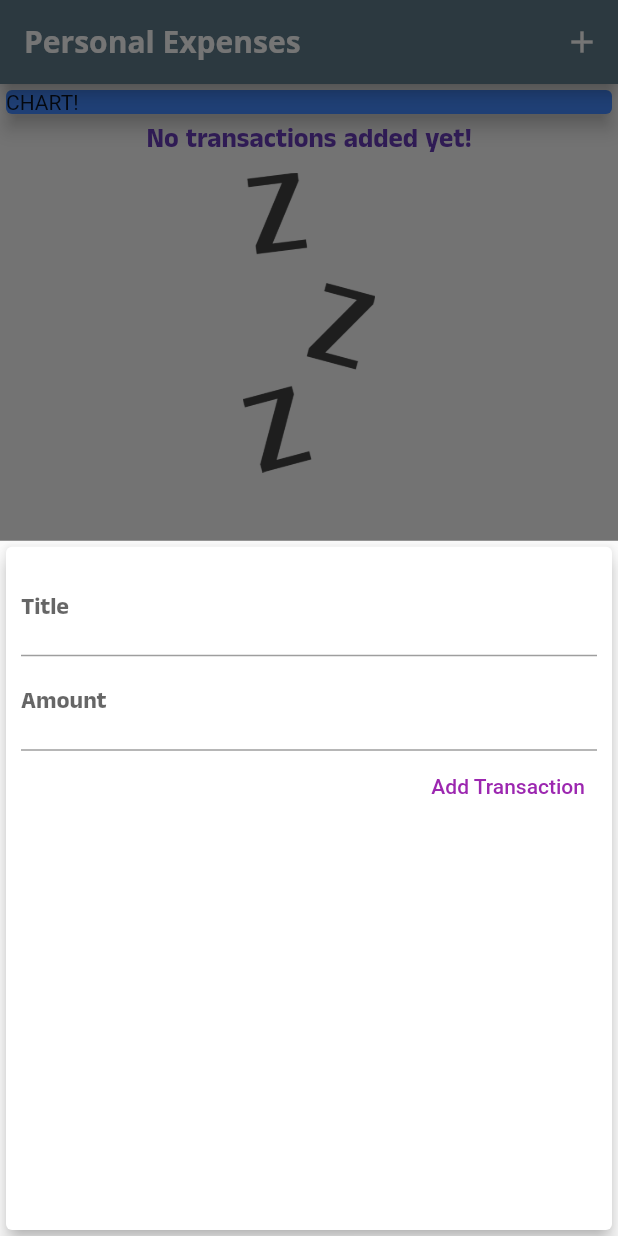
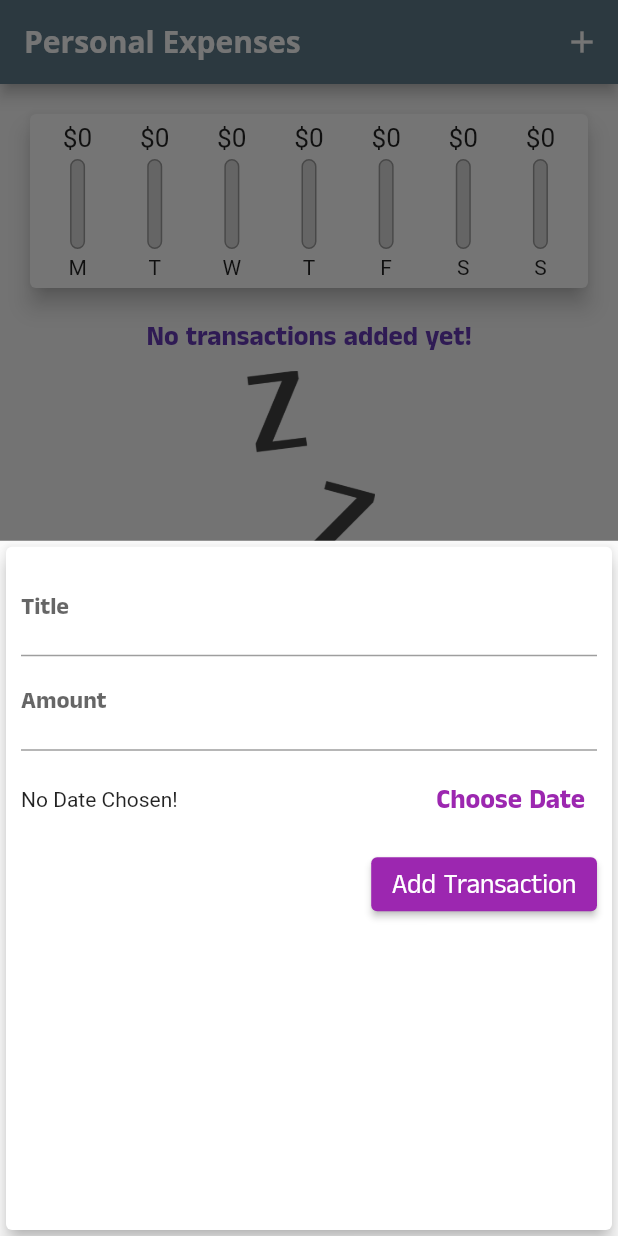
Before and after one commit to juanpradon/expense_planner, a Flutter app: the screen it shows after launch, after a tap on the "add" icon, on a phone screen of 412 x 824 dp. Run offline on Flutter 3.47's test engine with Material 2 defaults, Android fonts, the phone set to English and light mode, and no system bars; Roboto replaces fonts that are missing (Open Sans).

Commit message:
nuevis cambios

```diff
--- a/lib/main.dart
+++ b/lib/main.dart
@@ -1,9 +1,9 @@
-import 'package:flutter/cupertino.dart';
 import 'package:flutter/material.dart';
+
 import './widgets/transaction_list.dart';
-//import './widgets/user_transaction.dart';
 import './widgets/new_transaction.dart';
 import './models/transaction.dart';
+import './widgets/chart.dart';
 
 void main() => runApp(MyApp());
 
@@ -17,8 +17,24 @@ class MyApp extends StatelessWidget {
         // accentColor: Colors.amber,
         colorScheme: ColorScheme.fromSwatch(primarySwatch: Colors.blueGrey)
             .copyWith(secondary: Colors.amber),
+        errorColor: Colors.red,
         fontFamily: 'Quicksand',
         textTheme: ThemeData.light().textTheme.copyWith(
+              labelSmall: TextStyle(
+                color: Colors.white,
+                fontFamily: 'AnekTamil',
+                fontSize: 14,
+              ),
+              labelMedium: TextStyle(
+                color: Colors.white,
+                fontFamily: 'AnekTamil',
+                fontSize: 16,
+              ),
+              labelLarge: TextStyle(
+                color: Colors.white,
+                fontFamily: 'AnekTamil',
+                fontSize: 18,
+              ),
               titleSmall: TextStyle(
                 fontFamily: 'AnekTamil',
                 fontSize: 14,
@@ -73,7 +89,7 @@ class MyHomePage extends StatefulWidget {
 }
 
 class _MyHomePageState extends State<MyHomePage> {
-  final List<Transaction> _userTransaction = [
+  final List<Transaction> _userTransactions = [
     // Transaction(
     //   id: 't1',
     //   title: 'New Shoes',
@@ -88,17 +104,31 @@ class _MyHomePageState extends State<MyHomePage> {
     // ),
   ];
 
-  void _addNewTransaction(String txTitle, double txAmount) {
+  void _addNewTransaction(
+    String txTitle,
+    double txAmount,
+    DateTime chosenDate,
+  ) {
     final nexTx = Transaction(
       title: txTitle,
       amount: txAmount,
-      date: DateTime.now(),
+      date: chosenDate,
       id: DateTime.now().toString(),
     );
 
     setState(() {
-      _userTransaction.add(nexTx);
+      _userTransactions.add(nexTx);
     });
+  }
+
+  List<Transaction> get _recentTransactions {
+    return _userTransactions.where((tx) {
+      return tx.date.isAfter(
+        DateTime.now().subtract(
+          Duration(days: 7),
+        ),
+      );
+    }).toList();
   }
 
   //late String titleInput;
@@ -114,6 +144,12 @@ class _MyHomePageState extends State<MyHomePage> {
         );
       },
     );
+  }
+
+  void _deleteTransaction(String id) {
+    setState(() {
+      _userTransactions.removeWhere((tx) => tx.id == id);
+    });
   }
 
   @override
@@ -136,17 +172,12 @@ class _MyHomePageState extends State<MyHomePage> {
           //mainAxisAlignment: MainAxisAlignment.center,
           crossAxisAlignment: CrossAxisAlignment.stretch,
           children: <Widget>[
-            Container(
-              //alignment: Alignment.center,
-              width: double.infinity,
-              child: Card(
-                color: Colors.blueAccent,
-                child: Text('CHART!'),
-                elevation: 5,
-              ),
-            ),
+            Chart(_recentTransactions),
             //UserTransaction(),
-            TransactionList(transactions: _userTransaction)
+            TransactionList(
+              transactions: _userTransactions,
+              deleteTx: _deleteTransaction,
+            )
           ],
         ),
       ),
--- a/lib/widgets/chart.dart
+++ b/lib/widgets/chart.dart
@@ -1,11 +1,75 @@
 import 'package:flutter/material.dart';
+import 'package:intl/intl.dart';
+
+import '../models/transaction.dart';
+import '../widgets/chart_bar.dart';
 
 class Chart extends StatelessWidget {
+  final List<Transaction> resentTransaction;
+
+  Chart(this.resentTransaction);
+
+  List<Map<String, Object>> get groupedTransactionValues {
+    return List.generate(7, (index) {
+      final weekDay = DateTime.now().subtract(Duration(days: index));
+
+      double totalSum = 0.0;
+
+      /* for (var i = 0; i < resentTransaction.length; i++) {
+        if (resentTransaction[i].date.day == weekDay.day &&
+            resentTransaction[i].date.month == weekDay.month &&
+            resentTransaction[i].date.year == weekDay.year) {
+          totalSum += resentTransaction[i].amount;
+        }
+      }*/
+
+      for (var rTransac in resentTransaction) {
+        if (rTransac.date.day == weekDay.day &&
+            rTransac.date.month == weekDay.month &&
+            rTransac.date.year == weekDay.year) {
+          totalSum += rTransac.amount;
+        }
+      }
+
+      print(DateFormat.E().format(weekDay));
+      print(totalSum);
+      return {
+        'day': DateFormat.E().format(weekDay).substring(0, 1),
+        'amount': totalSum,
+      };
+    }).reversed.toList();
+  }
+
+  double get totalSpeending {
+    return groupedTransactionValues.fold(0.0, (sum, item) {
+      return sum + (item['amount'] as double);
+    });
+  }
+
   @override
   Widget build(BuildContext context) {
+    print(groupedTransactionValues);
     return Card(
       elevation: 6,
       margin: EdgeInsets.all(20),
+      child: Padding(
+        padding: EdgeInsets.all(6),
+        child: Row(
+          mainAxisAlignment: MainAxisAlignment.spaceAround,
+          children: groupedTransactionValues.map((data) {
+            return Flexible(
+              fit: FlexFit.tight,
+              child: ChartBar(
+                data['day'] as String,
+                (data['amount'] as double),
+                totalSpeending == 0.0
+                    ? 0.0
+                    : (data['amount'] as double) / totalSpeending,
+              ),
+            );
+          }).toList(),
+        ),
+      ),
     );
   }
 }
--- /dev/null
+++ b/lib/widgets/chart_bar.dart
@@ -0,0 +1,50 @@
+import 'package:flutter/material.dart';
+
+class ChartBar extends StatelessWidget {
+  final String label;
+  final double speedingAmount;
+  final double speedingPctOfTotal;
+
+  ChartBar(this.label, this.speedingAmount, this.speedingPctOfTotal);
+
+  @override
+  Widget build(BuildContext context) {
+    return Column(
+      children: [
+        Container(
+          height: 20,
+          child: FittedBox(
+            child: Text('\$${speedingAmount.toStringAsFixed(0)}'),
+          ),
+        ),
+        SizedBox(height: 4),
+        Container(
+          height: 60,
+          width: 10,
+          child: Stack(
+            children: [
+              Container(
+                decoration: BoxDecoration(
+                  border: Border.all(color: Colors.grey, width: 1.0),
+                  color: Color.fromRGBO(220, 220, 220, 1),
+                  borderRadius: BorderRadius.circular(10),
+                ),
+              ),
+              FractionallySizedBox(
+                heightFactor: speedingPctOfTotal,
+                child: Container(
+                  decoration: BoxDecoration(
+                    color: Theme.of(context).primaryColor,
+                    borderRadius: BorderRadius.circular(10),
+                  ),
+                ),
+              ),
+            ],
+          ),
+        ),
+        SizedBox(height: 4),
+        Text(label),
+      ],
+    );
+  }
+}
--- a/lib/widgets/new_transaction.dart
+++ b/lib/widgets/new_transaction.dart
@@ -1,4 +1,5 @@
 import 'package:flutter/material.dart';
+import 'package:intl/intl.dart';
 
 class NewTransaction extends StatefulWidget {
   final Function addTx;
@@ -10,23 +11,43 @@ class NewTransaction extends StatefulWidget {
 }
 
 class _NewTransactionState extends State<NewTransaction> {
-  final titleController = TextEditingController();
+  final _titleController = TextEditingController();
+  final _amountController = TextEditingController();
+  DateTime? _selectedDate;
 
-  final amountController = TextEditingController();
+  void _submitData() {
+    if (_amountController.text.isEmpty) {
+      return;
+    }
+    final enteredTitle = _titleController.text;
+    final enteredAmount = double.parse(_amountController.text);
 
-  void submitData() {
-    final enteredTitle = titleController.text;
-    final enteredAmount = double.parse(amountController.text);
-
-    if (enteredTitle.isEmpty || enteredAmount <= 0) {
+    if (enteredTitle.isEmpty || enteredAmount <= 0 || _selectedDate == null) {
       return;
     }
     widget.addTx(
       enteredTitle,
       enteredAmount,
+      _selectedDate,
     );
 
     Navigator.of(context).pop();
+  }
+
+  void _presentDatePicker() {
+    showDatePicker(
+      context: context,
+      initialDate: DateTime.now(),
+      firstDate: DateTime(2023),
+      lastDate: DateTime.now(),
+    ).then((pickedData) {
+      if (pickedData == null) {
+        return;
+      }
+      setState(() {
+        _selectedDate = pickedData;
+      });
+    });
   }
 
   @override
@@ -41,22 +62,47 @@ class _NewTransactionState extends State<NewTransaction> {
             TextField(
               decoration: InputDecoration(labelText: 'Title'),
               //onChanged: (value) => titleInput = value,
-              controller: titleController,
-              onSubmitted: (_) => submitData(),
+              controller: _titleController,
+              onSubmitted: (_) => _submitData(),
             ),
             TextField(
               decoration: InputDecoration(labelText: 'Amount'),
               //onChanged: (value) => amountInput = value,
-              controller: amountController,
+              controller: _amountController,
               keyboardType: TextInputType.numberWithOptions(decimal: true),
-              onSubmitted: (_) => submitData(),
+              onSubmitted: (_) => _submitData(),
             ),
-            TextButton(
+            Container(
+              height: 65,
+              child: Row(
+                children: [
+                  Expanded(
+                    child: Text(_selectedDate == null
+                        ? 'No Date Chosen!'
+                        : 'Picked Date : ${DateFormat.yMd().format(_selectedDate!)}'),
+                  ),
+                  TextButton(
+                    style: TextButton.styleFrom(
+                      foregroundColor: Theme.of(context).primaryColor,
+                    ),
+                    onPressed: _presentDatePicker,
+                    child: Text(
+                      'Choose Date',
+                      style: TextStyle(
+                        fontWeight: FontWeight.bold,
+                      ),
+                    ),
+                  ),
+                ],
+              ),
+            ),
+            ElevatedButton(
               child: Text('Add Transaction'),
               style: TextButton.styleFrom(
-                foregroundColor: Colors.purple,
+                foregroundColor: Colors.white,
+                backgroundColor: Colors.purple,
               ),
-              onPressed: submitData,
+              onPressed: _submitData,
             )
           ],
         ),
```
Also changed, not shown: lib/widgets/transaction_list.dart (+20 -24 lines).
